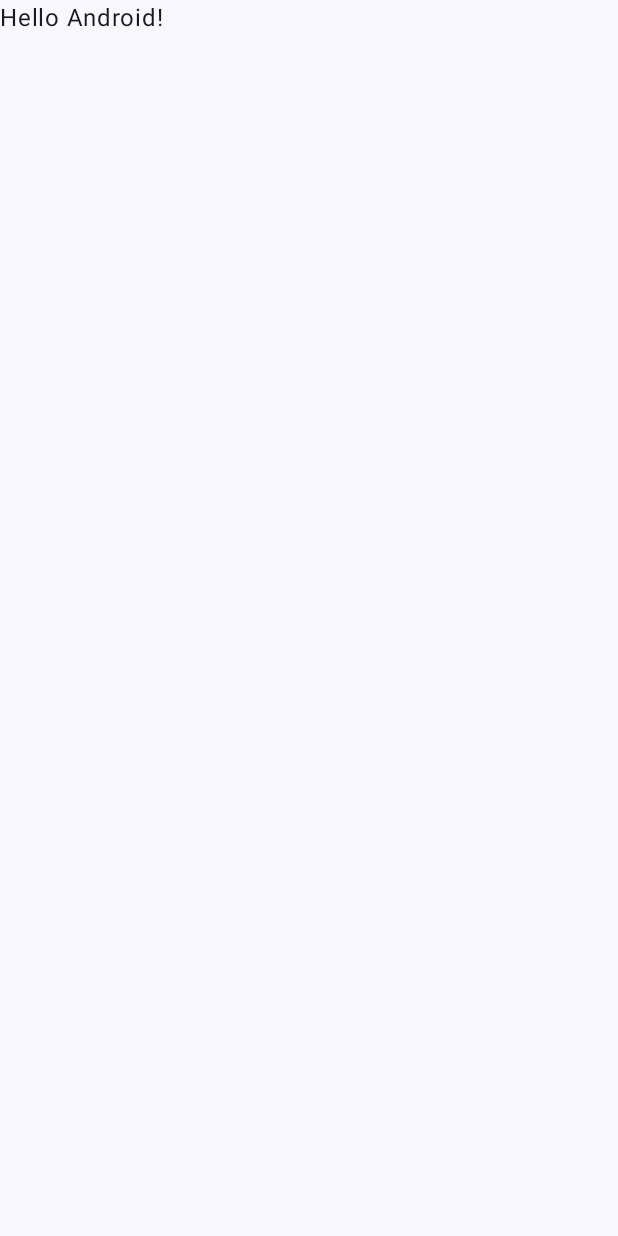
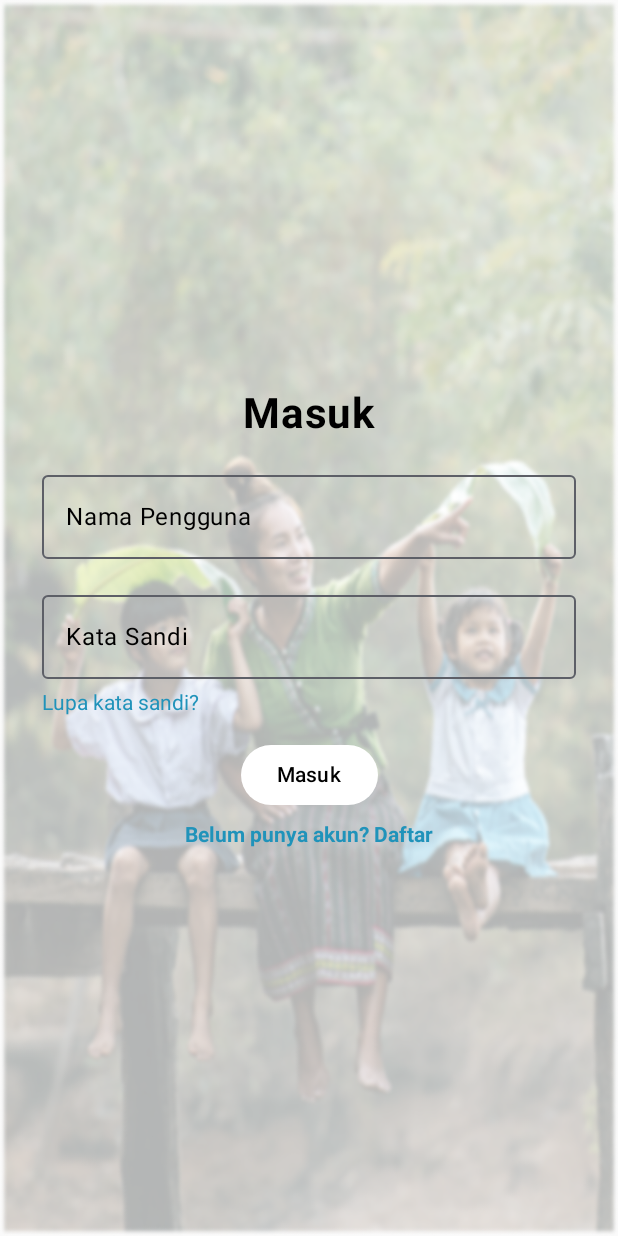
Before and after one commit to Debbylelycaa/Rangkul-app, an Android app built with Jetpack Compose: the screen it shows after launch (MainActivity), on a phone screen of 412 x 824 dp. Before the commit the screen is almost empty. Run offline under Robolectric (Android 15) with nearby library versions, the phone set to English and light mode, and no system bars.

Commit message:
Halaman Login dan Sign Up

```diff
--- a/app/build.gradle.kts
+++ b/app/build.gradle.kts
@@ -59,6 +59,8 @@ dependencies {
     implementation("androidx.compose.ui:ui-graphics")
     implementation("androidx.compose.ui:ui-tooling-preview")
     implementation("androidx.compose.material3:material3")
+    implementation("androidx.lifecycle:lifecycle-viewmodel-compose:2.7.0")
+    implementation("androidx.navigation:navigation-compose:2.7.7")
     testImplementation("junit:junit:4.13.2")
     androidTestImplementation("androidx.test.ext:junit:1.1.5")
     androidTestImplementation("androidx.test.espresso:espresso-core:3.5.1")
--- a/app/src/main/java/org/starlee/rangkulapp/MainActivity.kt
+++ b/app/src/main/java/org/starlee/rangkulapp/MainActivity.kt
@@ -3,44 +3,20 @@ package org.starlee.rangkulapp
 import android.os.Bundle
 import androidx.activity.ComponentActivity
 import androidx.activity.compose.setContent
-import androidx.compose.foundation.layout.fillMaxSize
-import androidx.compose.material3.MaterialTheme
-import androidx.compose.material3.Surface
-import androidx.compose.material3.Text
-import androidx.compose.runtime.Composable
-import androidx.compose.ui.Modifier
-import androidx.compose.ui.tooling.preview.Preview
+import org.starlee.rangkulapp.navigation.SetupNavGraph
 import org.starlee.rangkulapp.ui.theme.RangkulAppTheme
+
 
 class MainActivity : ComponentActivity() {
     override fun onCreate(savedInstanceState: Bundle?) {
         super.onCreate(savedInstanceState)
+
         setContent {
             RangkulAppTheme {
-                // A surface container using the 'background' color from the theme
-                Surface(
-                    modifier = Modifier.fillMaxSize(),
-                    color = MaterialTheme.colorScheme.background
-                ) {
-                    Greeting("Android")
-                }
+
+                SetupNavGraph()
             }
         }
+
     }
 }
-
-@Composable
-fun Greeting(name: String, modifier: Modifier = Modifier) {
-    Text(
-        text = "Hello $name!",
-        modifier = modifier
-    )
-}
-
-@Preview(showBackground = true)
-@Composable
-fun GreetingPreview() {
-    RangkulAppTheme {
-        Greeting("Android")
-    }
-}
--- /dev/null
+++ b/app/src/main/java/org/starlee/rangkulapp/navigation/NavGraph.kt
@@ -0,0 +1,25 @@
+package org.starlee.rangkulapp.navigation
+
+import androidx.compose.runtime.Composable
+import androidx.navigation.NavHostController
+import androidx.navigation.compose.NavHost
+import androidx.navigation.compose.composable
+import androidx.navigation.compose.rememberNavController
+import org.starlee.rangkulapp.ui.screen.LoginScreen
+import org.starlee.rangkulapp.ui.screen.SignupScreen
+
+
+@Composable
+fun SetupNavGraph(navController: NavHostController = rememberNavController()) {
+    NavHost(
+        navController = navController,
+        startDestination = Screen.Login.route
+    ) {
+        composable(Screen.Login.route) {
+            LoginScreen(navigateToSignup = { navController.navigate(Screen.Signup.route) })
+        }
+        composable(Screen.Signup.route) {
+            SignupScreen(navigateToLogin = { navController.navigate(Screen.Login.route) })
+        }
+    }
+}
--- /dev/null
+++ b/app/src/main/java/org/starlee/rangkulapp/navigation/Screen.kt
@@ -0,0 +1,6 @@
+package org.starlee.rangkulapp.navigation
+
+sealed class Screen(val route: String) {
+    object Login : Screen("login_screen")
+    object Signup : Screen("signup_screen")
+}
--- /dev/null
+++ b/app/src/main/java/org/starlee/rangkulapp/ui/screen/LoginScreen.kt
@@ -0,0 +1,163 @@
+package org.starlee.rangkulapp.ui.screen
+
+
+import androidx.compose.foundation.Image
+import androidx.compose.foundation.layout.*
+import androidx.compose.foundation.text.ClickableText
+import androidx.compose.material3.*
+import androidx.compose.runtime.Composable
+import androidx.compose.ui.Alignment
+import androidx.compose.ui.Modifier
+import androidx.compose.ui.graphics.Color
+import androidx.compose.ui.layout.ContentScale
+import androidx.compose.ui.res.painterResource
+import androidx.compose.ui.text.font.FontWeight
+import androidx.compose.ui.tooling.preview.Preview
+import androidx.compose.ui.unit.dp
+import androidx.compose.ui.unit.sp
+import androidx.compose.runtime.mutableStateOf
+import androidx.compose.runtime.remember
+import androidx.compose.foundation.text.KeyboardOptions
+import androidx.compose.ui.platform.LocalContext
+import androidx.compose.ui.res.colorResource
+import androidx.compose.ui.text.SpanStyle
+import androidx.compose.ui.text.buildAnnotatedString
+import androidx.compose.ui.text.input.ImeAction
+import androidx.compose.ui.text.input.PasswordVisualTransformation
+import org.starlee.rangkulapp.R
+
+@Composable
+fun LoginScreen(
+    navigateToSignup: () -> Unit,
+    navigateToForgotPassword: (() -> Unit)? = null
+) {
+    val backgroundImage = painterResource(id = R.drawable.background_image)
+    val ocean = colorResource(id = R.color.ocean)
+
+
+    val usernameState = remember { mutableStateOf("") }
+    val passwordState = remember { mutableStateOf("") }
+    val context = LocalContext.current
+
+    Box(
+        modifier = Modifier.fillMaxSize()
+    ) {
+
+        Image(
+            painter = backgroundImage,
+            contentDescription = null,
+            modifier = Modifier.fillMaxSize(),
+            contentScale = ContentScale.FillBounds
+        )
+
+        Surface(
+            modifier = Modifier
+                .fillMaxSize()
+                .padding(28.dp),
+            color = Color.Transparent
+        ) {
+            Column(
+                modifier = Modifier.fillMaxSize(),
+                verticalArrangement = Arrangement.Center,
+                horizontalAlignment = Alignment.CenterHorizontally
+            ) {
+                Text(
+                    text = "Masuk",
+                    fontSize = 28.sp,
+                    color = Color.Black,
+                    fontWeight = FontWeight.Bold
+                )
+                Spacer(modifier = Modifier.height(16.dp))
+                // TextField untuk nama pengguna
+                OutlinedTextField(
+                    value = usernameState.value,
+                    onValueChange = { newValue ->
+                        usernameState.value = newValue
+                    },
+                    label = { Text("Nama Pengguna", color = Color.Black) },
+                    modifier = Modifier.fillMaxWidth(),
+                    keyboardOptions = KeyboardOptions.Default.copy(
+                        imeAction = ImeAction.Next // Mengubah imeAction menjadi Next
+                    )
+                )
+                Spacer(modifier = Modifier.height(16.dp))
+                // TextField untuk kata sandi
+                OutlinedTextField(
+                    value = passwordState.value,
+                    onValueChange = { newValue ->
+                        passwordState.value = newValue
+                    },
+                    label = { Text("Kata Sandi", color = Color.Black) },
+                    modifier = Modifier
+                        .fillMaxWidth(),
+                    keyboardOptions = KeyboardOptions.Default.copy(
+                        imeAction = ImeAction.Done
+                    ),
+                    visualTransformation = PasswordVisualTransformation()
+                )
+
+                Spacer(modifier = Modifier.height(8.dp))
+                Row(
+                    verticalAlignment = Alignment.CenterVertically,
+                    modifier = Modifier.fillMaxWidth(),
+                    horizontalArrangement = Arrangement.SpaceBetween
+                ) {
+                    ClickableText(
+                        text = buildAnnotatedString {
+                            append("Lupa kata sandi?")
+                            addStyle(
+                                style = SpanStyle(
+                                    color = ocean,
+                                    fontSize = 14.sp,
+
+                                    ),
+                                start = 0,
+                                end = length
+                            )
+                        },
+                        onClick = {
+                            navigateToSignup()
+                        }
+                    )
+                }
+
+                Spacer(modifier = Modifier.height(16.dp))
+                Button(
+                    onClick = { /* Handle login */ },
+                    modifier = Modifier.wrapContentWidth(), // Menggunakan wrapContentWidth() untuk menyesuaikan lebar tombol dengan teks di dalamnya
+                    colors = ButtonDefaults.buttonColors(
+                        containerColor = Color.White,
+                        contentColor = Color.Black
+                    )
+                ) {
+                    Text("Masuk")
+                }
+                Spacer(modifier = Modifier.height(8.dp))
+                ClickableText(
+                    text = buildAnnotatedString {
+                        append("Belum punya akun? Daftar")
+
+                        addStyle(
+                            style = SpanStyle(
+                                color = ocean,
+                                fontSize = 14.sp,
+                                fontWeight = FontWeight.Bold
+                            ),
+                            start = 0,
+                            end = length
+                        )
+                    },
+                    onClick = {
+                        navigateToSignup()
+                    }
+                )
+            }
+        }
+    }
+}
+
+@Preview
+@Composable
+fun LoginScreenPreview() {
+    LoginScreen({})
+}
--- a/app/src/main/res/values/colors.xml
+++ b/app/src/main/res/values/colors.xml
@@ -7,4 +7,5 @@
     <color name="teal_700">#FF018786</color>
     <color name="black">#FF000000</color>
     <color name="white">#FFFFFFFF</color>
+    <color name="ocean">#2093BA</color>
 </resources>
```
Also changed, not shown: app/src/main/java/org/starlee/rangkulapp/ui/screen/ForgotPasswordScreen.kt (added, +120 -0 lines), app/src/main/java/org/starlee/rangkulapp/ui/screen/SignUpScreen.kt (added, +164 -0 lines), app/src/main/res/drawable-mdpi/background_image.png (added), 4 other files.
